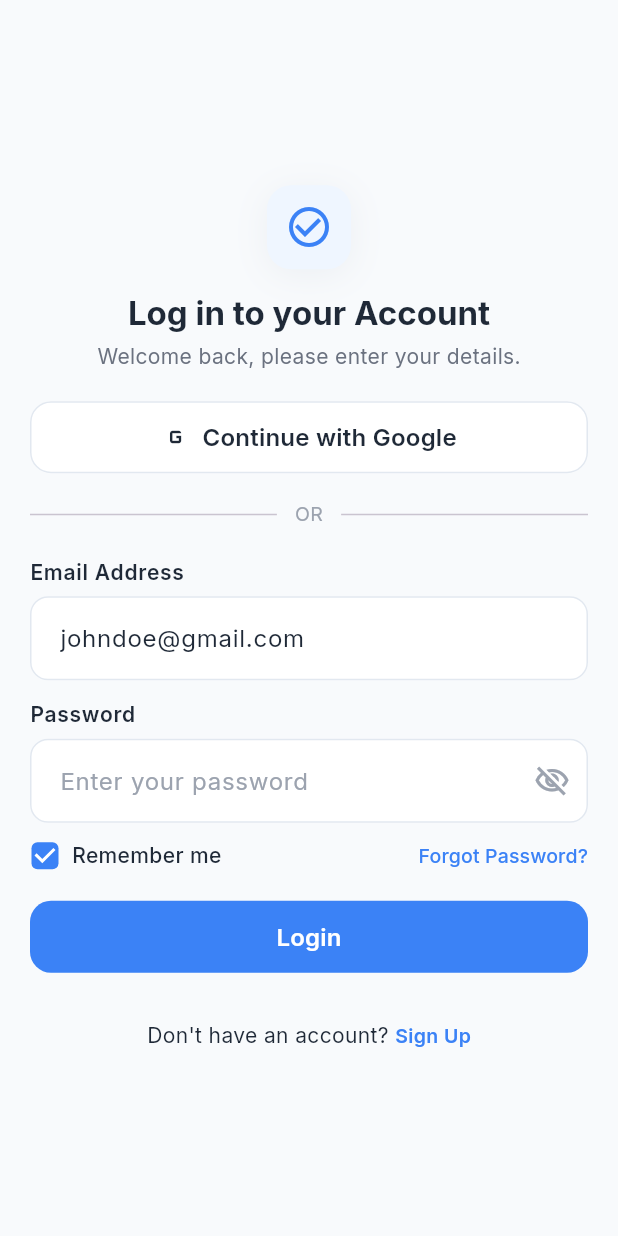
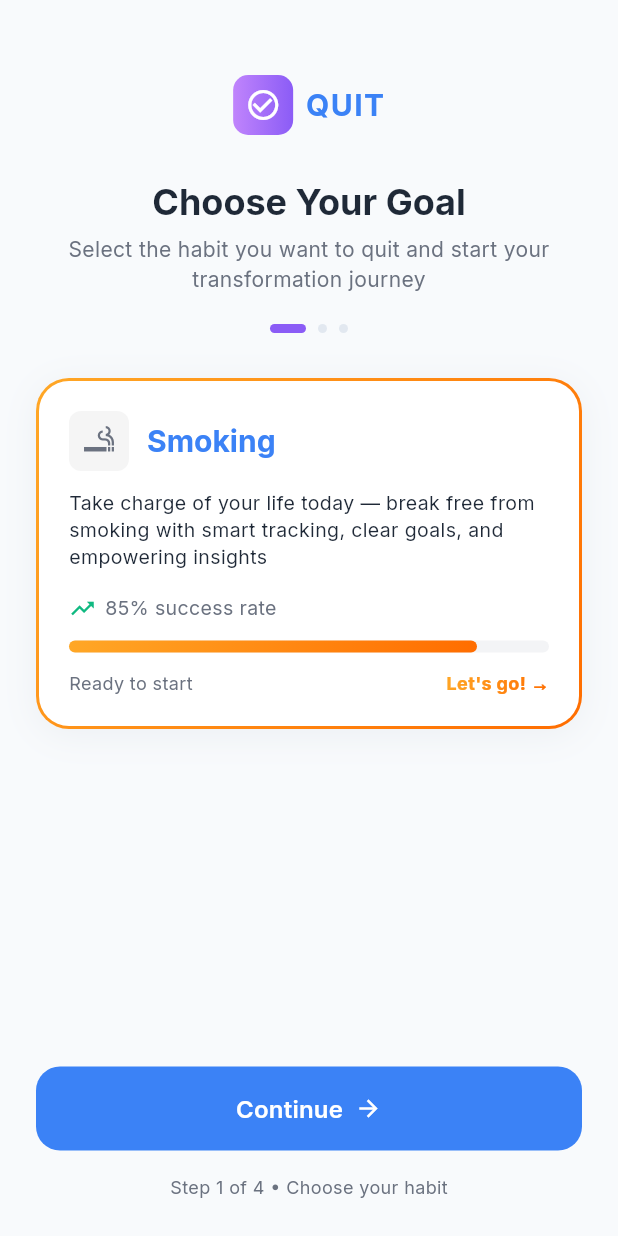
Before and after one commit to Musama987/quit_habit, a Flutter app: the screen it shows after launch, after a tap on "Login", on a phone screen of 412 x 824 dp. Run offline on Flutter 3.47's test engine with Material 3 defaults, Android fonts, the phone set to English and light mode, and no system bars; our stand-ins replace google_fonts; network calls fail.

Commit message:
Add OnboardingOneScreen and update login navigation

```diff
--- a/lib/screens/auth/login/login.dart
+++ b/lib/screens/auth/login/login.dart
@@ -2,6 +2,7 @@ import 'package:flutter/material.dart';
 import 'package:google_fonts/google_fonts.dart';
 import 'package:quit_habit/screens/auth/register/register.dart';
 import 'package:quit_habit/screens/auth/login/forgetpassword.dart';
+import 'package:quit_habit/screens/onboarding/onboardingone.dart';
 import 'package:quit_habit/utils/app_colors.dart';
 
 
@@ -78,9 +79,6 @@ class _LoginScreenState extends State<LoginScreen> {
                     ),
                   ),
                 ),
-                const SizedBox(height: 16),
-
-                // --- 2. Title and Subtitle ---
                 Text(
                   'Log in to your Account',
                   style: Theme.of(context).textTheme.displayMedium?.copyWith(
@@ -250,7 +248,10 @@ class _LoginScreenState extends State<LoginScreen> {
                   width: double.infinity,
                   child: ElevatedButton(
                     onPressed: () {
-                      // TODO: Handle Login action
+                      Navigator.push(
+                        context,
+                        MaterialPageRoute(builder: (_) => const OnboardingOneScreen()),
+                      );
                     },
                     style: ElevatedButton.styleFrom(
                       backgroundColor: AppColors.primary,
--- /dev/null
+++ b/lib/screens/onboarding/onboardingone.dart
@@ -0,0 +1,304 @@
+import 'package:flutter/material.dart';
+import 'package:google_fonts/google_fonts.dart';
+import 'package:quit_habit/utils/app_colors.dart';
+
+class OnboardingOneScreen extends StatefulWidget {
+  const OnboardingOneScreen({super.key});
+
+  @override
+  State<OnboardingOneScreen> createState() => _OnboardingOneScreenState();
+}
+
+class _OnboardingOneScreenState extends State<OnboardingOneScreen> {
+  @override
+  Widget build(BuildContext context) {
+    final textTheme = Theme.of(context).textTheme;
+
+    return Scaffold(
+      backgroundColor: AppColors.backgroundLight,
+      body: SafeArea(
+        child: Column(
+          children: [
+            Expanded(
+              child: SingleChildScrollView(
+                padding: const EdgeInsets.symmetric(horizontal: 24.0),
+                child: Column(
+                  crossAxisAlignment: CrossAxisAlignment.center,
+                  children: [
+                    const SizedBox(height: 50),
+
+                    // --- 1. Logo Section ---
+                    Row(
+                      mainAxisAlignment: MainAxisAlignment.center,
+                      children: [
+                        Container(
+                          width: 40,
+                          height: 40,
+                          decoration: BoxDecoration(
+                            gradient: AppColors.purpleGradient,
+                            borderRadius: BorderRadius.circular(10),
+                          ),
+                          child: const Icon(
+                            Icons.check_circle_outline,
+                            color: Colors.white,
+                            size: 24,
+                          ),
+                        ),
+                        const SizedBox(width: 8),
+                        Text(
+                          'QUIT',
+                          style: GoogleFonts.inter(
+                            fontSize: 20,
+                            fontWeight: FontWeight.bold,
+                            color: AppColors.primary,
+                            letterSpacing: 1.0,
+                          ),
+                        ),
+                      ],
+                    ),
+
+                    const SizedBox(height: 30),
+
+                    // --- 2. Title & Subtitle ---
+                    Text(
+                      'Choose Your Goal',
+                      style: textTheme.displayMedium?.copyWith(
+                        fontSize: 24,
+                        color: AppColors.textPrimary,
+                      ),
+                      textAlign: TextAlign.center,
+                    ),
+                    const SizedBox(height: 8),
+                    Padding(
+                      padding: const EdgeInsets.symmetric(horizontal: 16.0),
+                      child: Text(
+                        'Select the habit you want to quit and start your transformation journey',
+                        style: textTheme.bodyMedium?.copyWith(
+                          color: AppColors.textSecondary,
+                          height: 1.4,
+                        ),
+                        textAlign: TextAlign.center,
+                      ),
+                    ),
+
+                    const SizedBox(height: 20),
+
+                    // --- 3. Pagination Dots ---
+                    Row(
+                      mainAxisAlignment: MainAxisAlignment.center,
+                      children: [
+                        _buildDot(isActive: true),
+                        _buildDot(isActive: false),
+                        _buildDot(isActive: false),
+                      ],
+                    ),
+
+                    const SizedBox(height: 30),
+
+                    // --- 4. Main Card (Gradient Border) ---
+                    // This Container creates the Gradient Border effect
+                    Container(
+                      decoration: BoxDecoration(
+                        gradient: AppColors.premiumGradient, // Orange Gradient Border
+                        borderRadius: BorderRadius.circular(22),
+                        boxShadow: [AppColors.softShadow],
+                      ),
+                      padding: const EdgeInsets.all(2.0), // Width of the border
+                      child: Container(
+                        padding: const EdgeInsets.all(20),
+                        decoration: BoxDecoration(
+                          color: AppColors.surfaceLight,
+                          borderRadius: BorderRadius.circular(20),
+                        ),
+                        child: Column(
+                          crossAxisAlignment: CrossAxisAlignment.start,
+                          children: [
+                            // Icon + Title
+                            Row(
+                              children: [
+                                Container(
+                                  padding: const EdgeInsets.all(8),
+                                  decoration: BoxDecoration(
+                                    color: Colors.grey.shade100,
+                                    borderRadius: BorderRadius.circular(8),
+                                  ),
+                                  child: const Icon(
+                                    Icons.smoking_rooms,
+                                    size: 24,
+                                    color: AppColors.textSecondary,
+                                  ),
+                                ),
+                                const SizedBox(width: 12),
+                                Text(
+                                  'Smoking',
+                                  style: textTheme.titleLarge?.copyWith(
+                                    color: AppColors.primary, // Keeping Title Blue
+                                    fontWeight: FontWeight.bold,
+                                  ),
+                                ),
+                              ],
+                            ),
+
+                            const SizedBox(height: 12),
+
+                            Text(
+                              'Take charge of your life today — break free from smoking with smart tracking, clear goals, and empowering insights',
+                              style: textTheme.bodyMedium?.copyWith(
+                                color: AppColors.textPrimary,
+                                height: 1.4,
+                                fontSize: 13,
+                              ),
+                            ),
+
+                            const SizedBox(height: 16),
+
+                            // Success Rate
+                            Row(
+                              children: [
+                                const Icon(
+                                  Icons.trending_up,
+                                  color: AppColors.success,
+                                  size: 18,
+                                ),
+                                const SizedBox(width: 6),
+                                Text(
+                                  '85% success rate',
+                                  style: textTheme.bodyMedium?.copyWith(
+                                    color: AppColors.textSecondary,
+                                    fontSize: 13,
+                                  ),
+                                ),
+                              ],
+                            ),
+
+                            const SizedBox(height: 12),
+
+                            // Custom Gradient Progress Bar
+                            LayoutBuilder(
+                              builder: (context, constraints) {
+                                final maxWidth = constraints.maxWidth;
+                                const progress = 0.85;
+                                return Container(
+                                  height: 8,
+                                  width: maxWidth,
+                                  decoration: BoxDecoration(
+                                    color: const Color(0xFFF3F4F6),
+                                    borderRadius: BorderRadius.circular(10),
+                                  ),
+                                  child: Align(
+                                    alignment: Alignment.centerLeft,
+                                    child: Container(
+                                      height: 8,
+                                      width: maxWidth * progress,
+                                      decoration: BoxDecoration(
+                                        gradient: AppColors.premiumGradient, // Orange Gradient
+                                        borderRadius: BorderRadius.circular(10),
+                                      ),
+                                    ),
+                                  ),
+                                );
+                              },
+                            ),
+
+                            const SizedBox(height: 12),
+
+                            // Footer Text
+                            Row(
+                              mainAxisAlignment: MainAxisAlignment.spaceBetween,
+                              children: [
+                                Text(
+                                  'Ready to start',
+                                  style: textTheme.bodyMedium?.copyWith(
+                                    fontSize: 12,
+                                    color: AppColors.textSecondary,
+                                  ),
+                                ),
+                                // Gradient Text for "Let's go!"
+                                ShaderMask(
+                                  shaderCallback: (bounds) => AppColors.premiumGradient.createShader(bounds),
+                                  child: Text(
+                                    'Let\'s go! →',
+                                    style: GoogleFonts.inter(
+                                      fontSize: 12,
+                                      fontWeight: FontWeight.w700,
+                                      color: Colors.white, // Required for ShaderMask
+                                    ),
+                                  ),
+                                ),
+                              ],
+                            )
+                          ],
+                        ),
+                      ),
+                    ),
+                  ],
+                ),
+              ),
+            ),
+
+            // --- 5. Bottom Button & Footer ---
+            Padding(
+              padding: const EdgeInsets.fromLTRB(24, 0, 24, 24),
+              child: Column(
+                children: [
+                  SizedBox(
+                    width: double.infinity,
+                    child: ElevatedButton(
+                      onPressed: () {
+                        // TODO: Navigate to next onboarding step
+                      },
+                      style: ElevatedButton.styleFrom(
+                        backgroundColor: AppColors.primary,
+                        foregroundColor: AppColors.white,
+                        padding: const EdgeInsets.symmetric(vertical: 16),
+                        shape: RoundedRectangleBorder(
+                          borderRadius: BorderRadius.circular(16),
+                        ),
+                        elevation: 0,
+                      ),
+                      child: Row(
+                        mainAxisAlignment: MainAxisAlignment.center,
+                        children: [
+                          Text(
+                            'Continue',
+                            style: textTheme.titleMedium?.copyWith(
+                              color: Colors.white,
+                              fontWeight: FontWeight.w600,
+                            ),
+                          ),
+                          const SizedBox(width: 8),
+                          const Icon(Icons.arrow_forward, size: 18),
+                        ],
+                      ),
+                    ),
+                  ),
+                  const SizedBox(height: 16),
+                  Text(
+                    'Step 1 of 4 • Choose your habit',
+                    style: textTheme.bodyMedium?.copyWith(
+                      color: AppColors.textSecondary,
+                      fontSize: 12,
+                    ),
+                  ),
+                ],
+              ),
+            ),
+          ],
+        ),
+      ),
+    );
+  }
+
+  Widget _buildDot({required bool isActive}) {
+    return AnimatedContainer(
+      duration: const Duration(milliseconds: 300),
+      margin: const EdgeInsets.symmetric(horizontal: 4),
+      height: 6,
+      width: isActive ? 24 : 6,
+      decoration: BoxDecoration(
+        color: isActive ? AppColors.purple : AppColors.border,
+        borderRadius: BorderRadius.circular(3),
+      ),
+    );
+  }
+}
```
